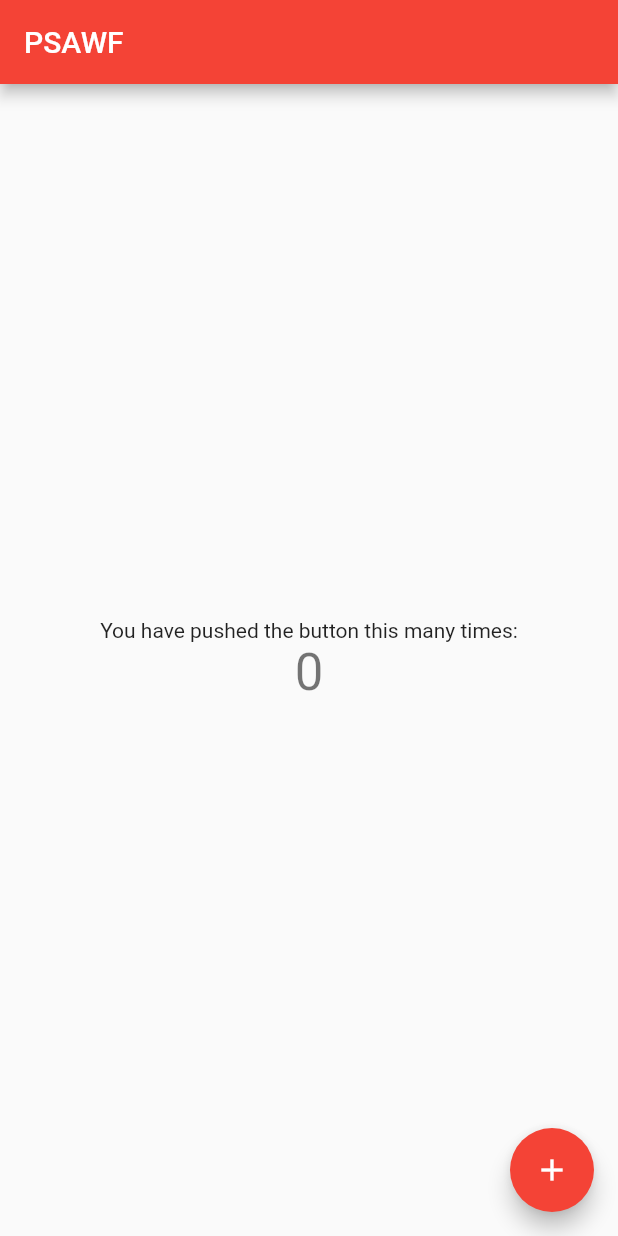
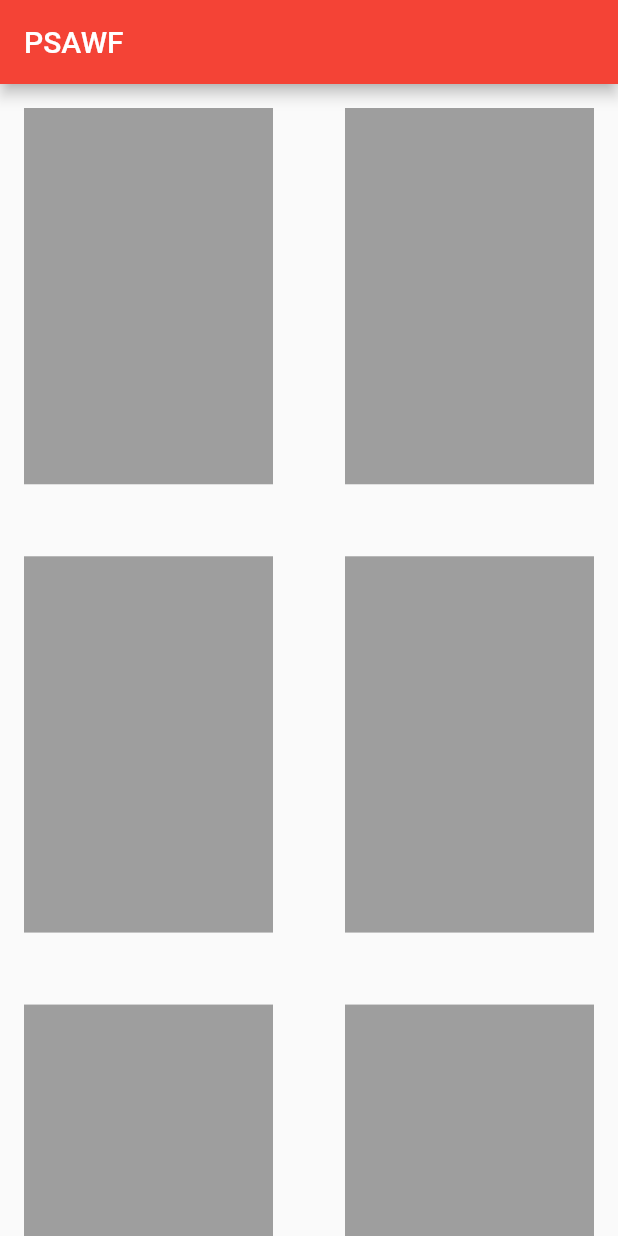
Before and after one commit to dj-hirrot/psawf, a Flutter app: the screen it shows after launch, on a phone screen of 412 x 824 dp. Run offline on Flutter 3.47's test engine with Material 2 defaults, Android fonts, the phone set to English and light mode, and no system bars.

Commit message:
update: GridViewの表示

```diff
--- a/lib/main.dart
+++ b/lib/main.dart
@@ -13,52 +13,40 @@ class MyApp extends StatelessWidget {
         primarySwatch: Colors.red,
         visualDensity: VisualDensity.adaptivePlatformDensity,
       ),
-      home: MyHomePage(title: 'PSAWF'),
+      home: HomeScreen(),
     );
   }
 }
 
-class MyHomePage extends StatefulWidget {
-  MyHomePage({Key key, this.title}) : super(key: key);
-  final String title;
-
-  @override
-  _MyHomePageState createState() => _MyHomePageState();
-}
-
-class _MyHomePageState extends State<MyHomePage> {
-  int _counter = 0;
-
-  void _incrementCounter() {
-    setState(() {
-      _counter++;
-    });
-  }
-
+class HomeScreen extends StatelessWidget {
   @override
   Widget build(BuildContext context) {
     return Scaffold(
       appBar: AppBar(
-        title: Text(widget.title),
+        title: const Text('PSAWF'),
       ),
       body: Center(
-        child: Column(
-          mainAxisAlignment: MainAxisAlignment.center,
-          children: <Widget>[
-            Text(
-              'You have pushed the button this many times:',
-            ),
-            Text(
-              '$_counter',
-              style: Theme.of(context).textTheme.headline4,
-            ),
-          ],
+        child: _productsList(context),
+      ),
+    );
+  }
+
+  Widget _productsList(BuildContext context) {
+    return Container(
+      child: GridView.builder(
+        gridDelegate: SliverGridDelegateWithFixedCrossAxisCount(
+          crossAxisCount: 2,
+          crossAxisSpacing: 16,
+          mainAxisSpacing: 16,
+          childAspectRatio: 0.7,
         ),
-      ),
-      floatingActionButton: FloatingActionButton(
-        onPressed: _incrementCounter,
-        tooltip: 'Increment',
-        child: Icon(Icons.add),
+        itemCount: 6,
+        itemBuilder: (context, index) {
+          return Container(
+            color: Colors.grey,
+            margin: EdgeInsets.all(16),
+          );
+        }
       ),
     );
   }
```
